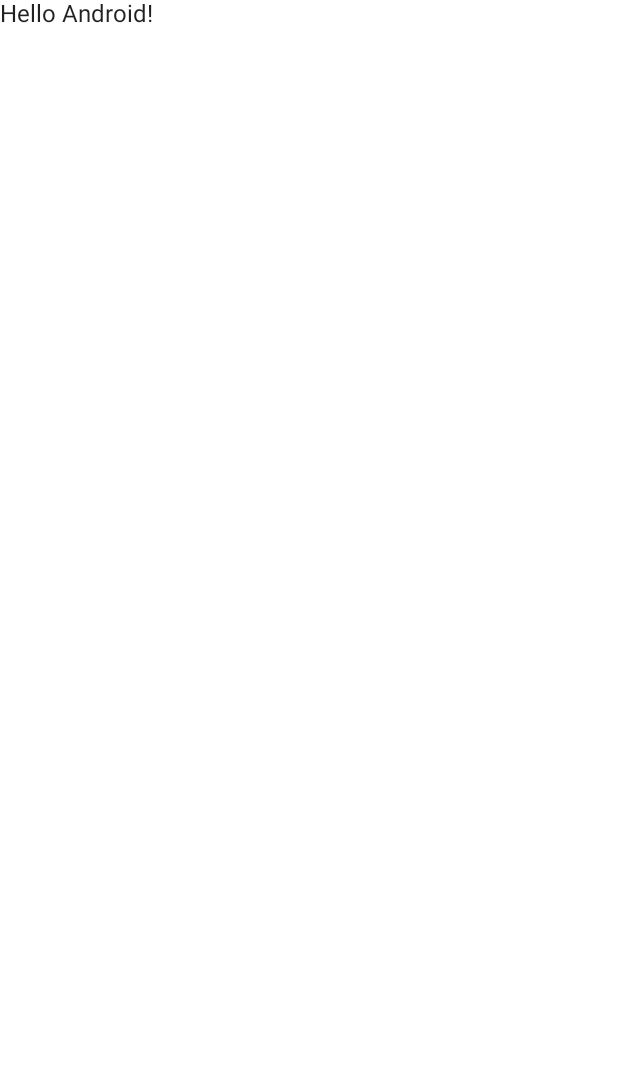
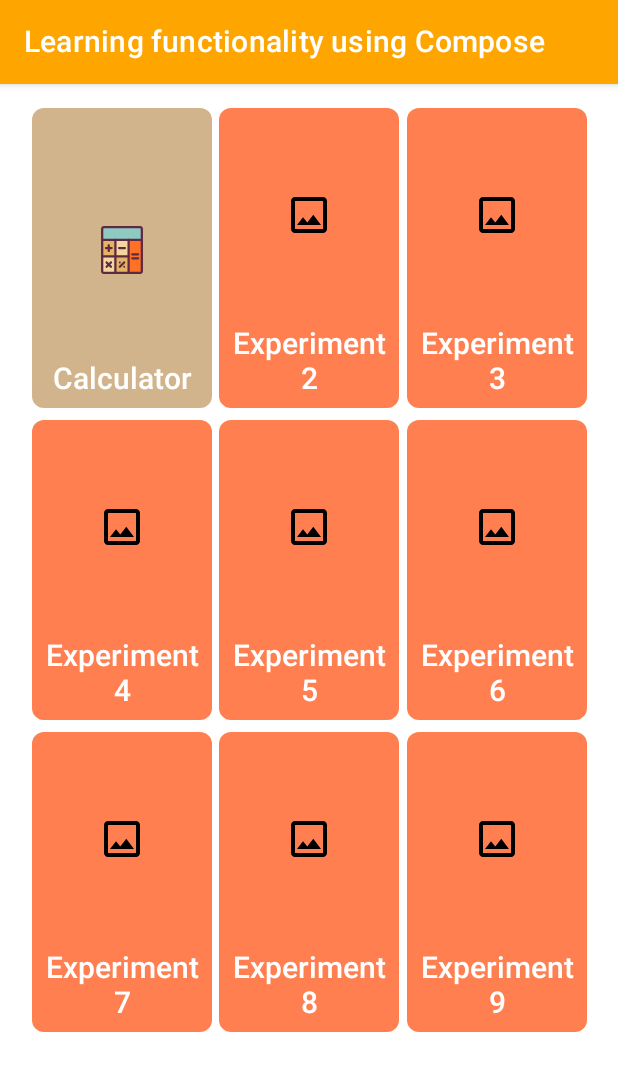
Before and after one commit to anuraj07/JetPackComposeFunctionality, an Android app built with Jetpack Compose: the screen it shows after launch (MainActivity), on a phone screen of 412 x 824 dp. Before the commit the part shown is almost empty. Shown: the top 1071 px of the screen. Run offline under Robolectric (Android 15) with nearby library versions, the phone set to English and light mode, and no system bars.

Commit message:
basic Card view Implementation

```diff
--- a/app/build.gradle
+++ b/app/build.gradle
@@ -61,5 +61,10 @@ dependencies {
     debugImplementation "androidx.compose.ui:ui-tooling:$compose_ui_version"
     debugImplementation "androidx.compose.ui:ui-test-manifest:$compose_ui_version"
 
+    //splash screen
     implementation "androidx.core:core-splashscreen:$splah_screen_version"
+
+    //// Coil Library Dependencies
+    implementation "io.coil-kt:coil-compose:1.3.2"
+    implementation "io.coil-kt:coil-svg:1.3.2"
 }
--- a/app/src/main/AndroidManifest.xml
+++ b/app/src/main/AndroidManifest.xml
@@ -12,6 +12,11 @@
         android:theme="@style/Theme.WallPaperCompose"
         tools:targetApi="31">
         <activity
+            android:name=".calculator.CalculatorActivity"
+            android:exported="false"
+            android:label="@string/title_activity_calculator"
+            android:theme="@style/Theme.WallPaperCompose" />
+        <activity
             android:name=".MainActivity"
             android:exported="true"
             android:label="@string/app_name"
--- a/app/src/main/java/com/deep/myapplication/MainActivity.kt
+++ b/app/src/main/java/com/deep/myapplication/MainActivity.kt
@@ -1,31 +1,50 @@
 package com.deep.myapplication
 
+import android.content.Intent
 import android.os.Bundle
+import android.widget.Space
 import androidx.activity.ComponentActivity
 import androidx.activity.compose.setContent
-import androidx.compose.foundation.layout.fillMaxSize
-import androidx.compose.material.MaterialTheme
-import androidx.compose.material.Surface
-import androidx.compose.material.Text
+import androidx.compose.foundation.Image
+import androidx.compose.foundation.background
+import androidx.compose.foundation.layout.*
+import androidx.compose.foundation.shape.RoundedCornerShape
+import androidx.compose.material.*
 import androidx.compose.runtime.Composable
+import androidx.compose.ui.Alignment
 import androidx.compose.ui.Modifier
+import androidx.compose.ui.draw.clip
+import androidx.compose.ui.graphics.Color
+import androidx.compose.ui.platform.LocalContext
+import androidx.compose.ui.res.painterResource
+import androidx.compose.ui.semantics.Role.Companion.Image
+import androidx.compose.ui.text.font.FontWeight
+import androidx.compose.ui.text.style.TextAlign
 import androidx.compose.ui.tooling.preview.Preview
+import androidx.compose.ui.unit.dp
+import androidx.compose.ui.unit.sp
 import androidx.core.splashscreen.SplashScreen.Companion.installSplashScreen
+import com.deep.myapplication.calculator.CalculatorActivity
+import com.deep.myapplication.ui.theme.Coral
+import com.deep.myapplication.ui.theme.Orange
+import com.deep.myapplication.ui.theme.Tan
 import com.deep.myapplication.ui.theme.WallPaperComposeTheme
+import com.deep.myapplication.utils.ToastFactory
 
 class MainActivity : ComponentActivity() {
     override fun onCreate(savedInstanceState: Bundle?) {
         super.onCreate(savedInstanceState)
-//        https://pl.kotl.in/pOlZHG-_p  --> (color code)
+//        https://pl.kotl.in/LeM95-Zt0  --> (color code)
         installSplashScreen()
         setContent {
             WallPaperComposeTheme {
                 // A surface container using the 'background' color from the theme
                 Surface(
-                    modifier = Modifier.fillMaxSize(),
-                    color = MaterialTheme.colors.background
+                    modifier = Modifier
+                        .fillMaxSize(),
+                    color = Color.White
                 ) {
-                    Greeting("Android")
+                    MainContent()
                 }
             }
         }
@@ -33,14 +52,110 @@ class MainActivity : ComponentActivity() {
 }
 
 @Composable
-fun Greeting(name: String) {
-    Text(text = "Hello $name!")
+fun MainContent() {
+
+    val context = LocalContext.current
+
+    Column {
+        TopAppBar(
+            title = { Text(text = "Learning functionality using Compose", color = Color.White) },
+            backgroundColor = Orange
+        )
+        Column(modifier = Modifier.padding(16.dp)) {
+            Row(
+                modifier = Modifier.fillMaxWidth(),
+                horizontalArrangement = Arrangement.SpaceEvenly,
+            ) {
+                CustomCard("Calculator", Tan, R.drawable.calculator) {
+                    context.startActivity(Intent(context, CalculatorActivity::class.java))
+                }
+                CustomCard(text = "Experiment 2") {
+                    ToastFactory.showToast(context, "Feature not implemented")
+                }
+                CustomCard("Experiment 3") {
+                    ToastFactory.showToast(context, "Feature not implemented")
+                }
+            }
+
+            Row(
+                modifier = Modifier
+                    .fillMaxWidth()
+                    .padding(top = 8.dp),
+                horizontalArrangement = Arrangement.SpaceEvenly
+            ) {
+                CustomCard(text = "Experiment 4") {
+                    ToastFactory.showToast(context, "Feature not implemented")
+                }
+                CustomCard("Experiment 5") {
+                    ToastFactory.showToast(context, "Feature not implemented")
+                }
+                CustomCard("Experiment 6") {
+                    ToastFactory.showToast(context, "Feature not implemented")
+                }
+            }
+
+            Row(
+                modifier = Modifier
+                    .fillMaxWidth()
+                    .padding(top = 8.dp),
+                horizontalArrangement = Arrangement.SpaceEvenly
+            ) {
+                CustomCard("Experiment 7") {
+                    ToastFactory.showToast(context, "Feature not implemented")
+                }
+                CustomCard("Experiment 8") {
+                    ToastFactory.showToast(context, "Feature not implemented")
+                }
+                CustomCard("Experiment 9") {
+                    ToastFactory.showToast(context, "Feature not implemented")
+                }
+            }
+        }
+    }
+}
+
+@OptIn(ExperimentalMaterialApi::class)
+@Composable
+fun CustomCard(text: String, color: Color = Coral, icon: Int = R.drawable.default_image, onClickListener: () -> Unit) {
+    Card(
+        modifier = Modifier
+            .wrapContentSize()
+            .clip(RoundedCornerShape(8.dp)),
+        onClick = onClickListener
+    ) {
+        Column(
+            modifier = Modifier
+                .height(200.dp)
+                .width(120.dp)
+                .background(color = color),
+            horizontalAlignment = Alignment.CenterHorizontally,
+            verticalArrangement = Arrangement.Bottom
+        ) {
+            Image(
+                painterResource(id = icon),
+                contentDescription = "",
+                modifier = Modifier
+                    .height(32.dp)
+                    .width(32.dp),
+                alignment = Alignment.Center
+            )
+            Spacer(modifier = Modifier.height(50.dp))
+            Text(
+                modifier = Modifier.padding(8.dp),
+                text = text,
+                fontSize = 20.sp,
+                color = Color.White,
+                fontWeight = FontWeight(500),
+                textAlign = TextAlign.Center
+            )
+        }
+    }
 }
 
 @Preview(showBackground = true)
 @Composable
 fun DefaultPreview() {
     WallPaperComposeTheme {
-        Greeting("Android")
+        MainContent()
     }
 }
--- /dev/null
+++ b/app/src/main/java/com/deep/myapplication/calculator/CalculatorActivity.kt
@@ -0,0 +1,43 @@
+package com.deep.myapplication.calculator
+
+import android.os.Bundle
+import androidx.activity.ComponentActivity
+import androidx.activity.compose.setContent
+import androidx.compose.foundation.layout.fillMaxSize
+import androidx.compose.material.MaterialTheme
+import androidx.compose.material.Surface
+import androidx.compose.material.Text
+import androidx.compose.runtime.Composable
+import androidx.compose.ui.Modifier
+import androidx.compose.ui.tooling.preview.Preview
+import com.deep.myapplication.ui.theme.WallPaperComposeTheme
+
+class CalculatorActivity : ComponentActivity() {
+    override fun onCreate(savedInstanceState: Bundle?) {
+        super.onCreate(savedInstanceState)
+        setContent {
+            WallPaperComposeTheme {
+                // A surface container using the 'background' color from the theme
+                Surface(
+                    modifier = Modifier.fillMaxSize(),
+                    color = MaterialTheme.colors.background
+                ) {
+                    Greeting("Calculator Activity")
+                }
+            }
+        }
+    }
+}
+
+@Composable
+fun Greeting(name: String) {
+    Text(text = "Hello $name!")
+}
+
+@Preview(showBackground = true)
+@Composable
+fun DefaultPreview2() {
+    WallPaperComposeTheme {
+        Greeting("Android")
+    }
+}
--- a/app/src/main/java/com/deep/myapplication/ui/theme/Color.kt
+++ b/app/src/main/java/com/deep/myapplication/ui/theme/Color.kt
@@ -2,7 +2,13 @@ package com.deep.myapplication.ui.theme
 
 import androidx.compose.ui.graphics.Color
 
-val Purple200 = Color(0xFFBB86FC)
-val Purple500 = Color(0xFF6200EE)
-val Purple700 = Color(0xFF3700B3)
-val Teal200 = Color(0xFF03DAC5)
+val Tan = Color(0xFFD2B48C)
+val DarkSlateGray = Color(0xFF2F4F4F)
+val Gold = Color(0xFFFFD700)
+val Brown = Color(0xFFA52A2A)
+val Cornsilk = Color(0xFFFFF8DC)
+val Coral = Color(0xFFFF7F50)
+val Teal = Color(0xFF008080)
+val Orange = Color(0xFFFFA500)
+val Green = Color(0xFF008000)
+val SkyBlue = Color(0xFF87CEEB)
--- a/app/src/main/java/com/deep/myapplication/ui/theme/Theme.kt
+++ b/app/src/main/java/com/deep/myapplication/ui/theme/Theme.kt
@@ -7,15 +7,15 @@ import androidx.compose.material.lightColors
 import androidx.compose.runtime.Composable
 
 private val DarkColorPalette = darkColors(
-    primary = Purple200,
-    primaryVariant = Purple700,
-    secondary = Teal200
+    primary = Orange,
+    primaryVariant = Coral,
+    secondary = Gold
 )
 
 private val LightColorPalette = lightColors(
-    primary = Purple500,
-    primaryVariant = Purple700,
-    secondary = Teal200
+    primary = Orange,
+    primaryVariant = Coral,
+    secondary = Gold
 
     /* Other default colors to override
     background = Color.White,
--- /dev/null
+++ b/app/src/main/java/com/deep/myapplication/utils/ToastFactory.kt
@@ -0,0 +1,10 @@
+package com.deep.myapplication.utils
+
+import android.content.Context
+import android.widget.Toast
+
+object ToastFactory {
+    fun showToast(context: Context, text: String) {
+        Toast.makeText(context, text, Toast.LENGTH_LONG).show()
+    }
+}
--- /dev/null
+++ b/app/src/main/res/drawable/calculator.xml
@@ -0,0 +1,69 @@
+<vector xmlns:android="http://schemas.android.com/apk/res/android"
+    android:width="512dp"
+    android:height="512dp"
+    android:viewportWidth="422.32"
+    android:viewportHeight="422.32">
+  <path
+      android:pathData="M385.68,121.69v275.63c0,8.28 -6.72,15 -15,15H269.33v-0.93V266.98V122.57v-0.88H385.68z"
+      android:fillColor="#FF7124"/>
+  <path
+      android:pathData="M385.68,25v96.69H269.33H152.99H36.64V25c0,-8.28 6.72,-15 15,-15h319.04C378.96,10 385.68,16.72 385.68,25z"
+      android:fillColor="#8ECAC1"/>
+  <path
+      android:pathData="M269.33,411.39v0.93H152.99v-0.93V266.98H268.6h0.73V411.39zM238.83,358.82c0,-4.71 -3.82,-8.53 -8.53,-8.53c-4.71,0 -8.53,3.82 -8.53,8.53c0,4.71 3.82,8.53 8.53,8.53C235.01,367.35 238.83,363.53 238.83,358.82zM200.54,320.53c0,-4.71 -3.81,-8.53 -8.53,-8.53c-4.71,0 -8.52,3.82 -8.52,8.53c0,4.71 3.81,8.53 8.52,8.53C196.73,329.06 200.54,325.24 200.54,320.53z"
+      android:fillColor="#E6B263"/>
+  <path
+      android:pathData="M269.33,122.57l0,144.41l-0.73,0l-115.61,0l0,-144.41l0,-0.88l116.34,0z"
+      android:fillColor="#F2D59F"/>
+  <path
+      android:pathData="M230.3,358.82m-8.53,0a8.53,8.53 0,1 1,17.06 0a8.53,8.53 0,1 1,-17.06 0"
+      android:fillColor="#5E2A41"/>
+  <path
+      android:pathData="M192.01,312c4.72,0 8.53,3.82 8.53,8.53c0,4.71 -3.81,8.53 -8.53,8.53c-4.71,0 -8.52,-3.82 -8.52,-8.53C183.49,315.82 187.3,312 192.01,312z"
+      android:fillColor="#5E2A41"/>
+  <path
+      android:pathData="M152.99,411.39v0.93H51.64c-8.28,0 -15,-6.72 -15,-15V266.98h0.73h115.62V411.39z"
+      android:fillColor="#F2D59F"/>
+  <path
+      android:pathData="M152.99,122.57l0,144.41l-115.62,0l-0.73,0l0,-145.29l116.35,0z"
+      android:fillColor="#E6B263"/>
+  <path
+      android:pathData="M370.68,422.32H51.64c-13.78,0 -25,-11.22 -25,-25V25c0,-13.78 11.22,-25 25,-25h319.04c13.78,0 25,11.22 25,25v372.32C395.68,411.11 384.46,422.32 370.68,422.32zM51.64,20c-2.76,0 -5,2.24 -5,5v372.32c0,2.76 2.24,5 5,5h319.04c2.76,0 5,-2.24 5,-5V25c0,-2.76 -2.24,-5 -5,-5H51.64z"
+      android:fillColor="#5E2A41"/>
+  <path
+      android:pathData="M385.68,131.69H36.64c-5.52,0 -10,-4.48 -10,-10c0,-5.52 4.48,-10 10,-10h349.04c5.52,0 10,4.48 10,10C395.68,127.21 391.2,131.69 385.68,131.69z"
+      android:fillColor="#5E2A41"/>
+  <path
+      android:pathData="M269.33,421.39c-5.52,0 -10,-4.48 -10,-10V122.57c0,-5.52 4.48,-10 10,-10c5.52,0 10,4.48 10,10v288.82C279.33,416.91 274.85,421.39 269.33,421.39z"
+      android:fillColor="#5E2A41"/>
+  <path
+      android:pathData="M268.6,276.98H37.37c-5.52,0 -10,-4.48 -10,-10c0,-5.52 4.48,-10 10,-10H268.6c5.52,0 10,4.48 10,10C278.6,272.5 274.12,276.98 268.6,276.98z"
+      android:fillColor="#5E2A41"/>
+  <path
+      android:pathData="M119.54,204.34H70.09c-5.52,0 -10,-4.48 -10,-10c0,-5.52 4.48,-10 10,-10h49.45c5.52,0 10,4.48 10,10C129.54,199.86 125.06,204.34 119.54,204.34z"
+      android:fillColor="#5E2A41"/>
+  <path
+      android:pathData="M94.82,229.06c-5.52,0 -10,-4.48 -10,-10v-49.45c0,-5.52 4.48,-10 10,-10c5.52,0 10,4.48 10,10v49.45C104.82,224.58 100.34,229.06 94.82,229.06z"
+      android:fillColor="#5E2A41"/>
+  <path
+      android:pathData="M236.38,204.34h-50.44c-5.52,0 -10,-4.48 -10,-10c0,-5.52 4.48,-10 10,-10h50.44c5.52,0 10,4.48 10,10C246.38,199.86 241.9,204.34 236.38,204.34z"
+      android:fillColor="#5E2A41"/>
+  <path
+      android:pathData="M113.96,368.82c-2.56,0 -5.12,-0.98 -7.07,-2.93l-38.29,-38.29c-3.9,-3.9 -3.91,-10.24 -0,-14.14c3.9,-3.9 10.24,-3.91 14.14,0l38.29,38.29c3.9,3.9 3.9,10.24 0,14.14C119.08,367.84 116.52,368.82 113.96,368.82z"
+      android:fillColor="#5E2A41"/>
+  <path
+      android:pathData="M75.67,368.82c-2.56,0 -5.12,-0.98 -7.07,-2.93c-3.9,-3.91 -3.9,-10.24 0,-14.14l38.29,-38.29c3.9,-3.91 10.23,-3.91 14.14,-0c3.91,3.9 3.91,10.24 0,14.14l-38.29,38.29C80.79,367.84 78.23,368.82 75.67,368.82z"
+      android:fillColor="#5E2A41"/>
+  <path
+      android:pathData="M192.01,368.82c-2.56,0 -5.12,-0.98 -7.07,-2.93c-3.9,-3.9 -3.9,-10.24 0,-14.14l38.29,-38.29c3.9,-3.9 10.24,-3.9 14.14,0c3.9,3.9 3.9,10.24 0,14.14l-38.29,38.29C197.13,367.84 194.57,368.82 192.01,368.82z"
+      android:fillColor="#5E2A41"/>
+  <path
+      android:pathData="M352.77,259.55h-51.11c-5.52,0 -10,-4.48 -10,-10c0,-5.52 4.48,-10 10,-10h51.11c5.52,0 10,4.48 10,10C362.77,255.07 358.29,259.55 352.77,259.55z"
+      android:fillColor="#5E2A41"/>
+  <path
+      android:pathData="M352.77,294.46h-51.11c-5.52,0 -10,-4.48 -10,-10c0,-5.52 4.48,-10 10,-10h51.11c5.52,0 10,4.48 10,10C362.77,289.98 358.29,294.46 352.77,294.46z"
+      android:fillColor="#5E2A41"/>
+  <path
+      android:pathData="M152.99,421.39c-5.52,0 -10,-4.48 -10,-10V122.57c0,-5.52 4.48,-10 10,-10c5.52,0 10,4.48 10,10v288.82C162.99,416.91 158.51,421.39 152.99,421.39z"
+      android:fillColor="#5E2A41"/>
+</vector>
--- /dev/null
+++ b/app/src/main/res/drawable/default_image.xml
@@ -0,0 +1,5 @@
+<vector android:height="24dp" android:tint="#000000"
+    android:viewportHeight="24" android:viewportWidth="24"
+    android:width="24dp" xmlns:android="http://schemas.android.com/apk/res/android">
+    <path android:fillColor="@android:color/white" android:pathData="M19,5v14L5,19L5,5h14m0,-2L5,3c-1.1,0 -2,0.9 -2,2v14c0,1.1 0.9,2 2,2h14c1.1,0 2,-0.9 2,-2L21,5c0,-1.1 -0.9,-2 -2,-2zM14.14,11.86l-3,3.87L9,13.14 6,17h12l-3.86,-5.14z"/>
+</vector>
--- a/app/src/main/res/values/strings.xml
+++ b/app/src/main/res/values/strings.xml
@@ -1,3 +1,4 @@
 <resources>
     <string name="app_name">WallPaperCompose</string>
+    <string name="title_activity_calculator">CalculatorActivity</string>
 </resources>
```
